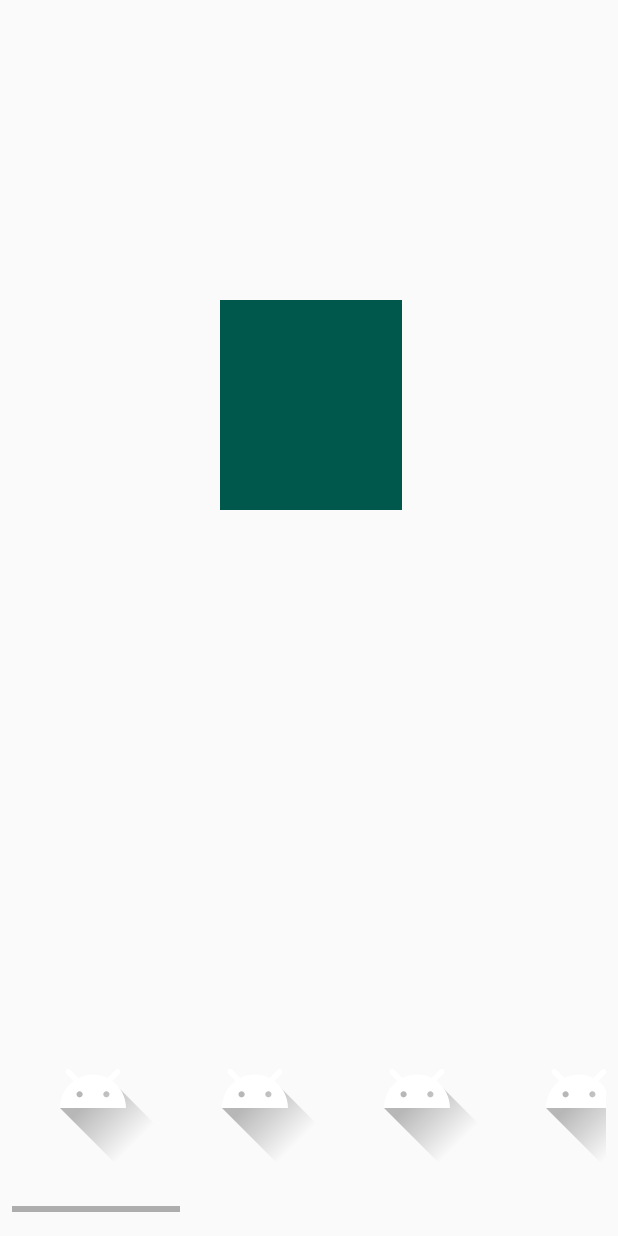
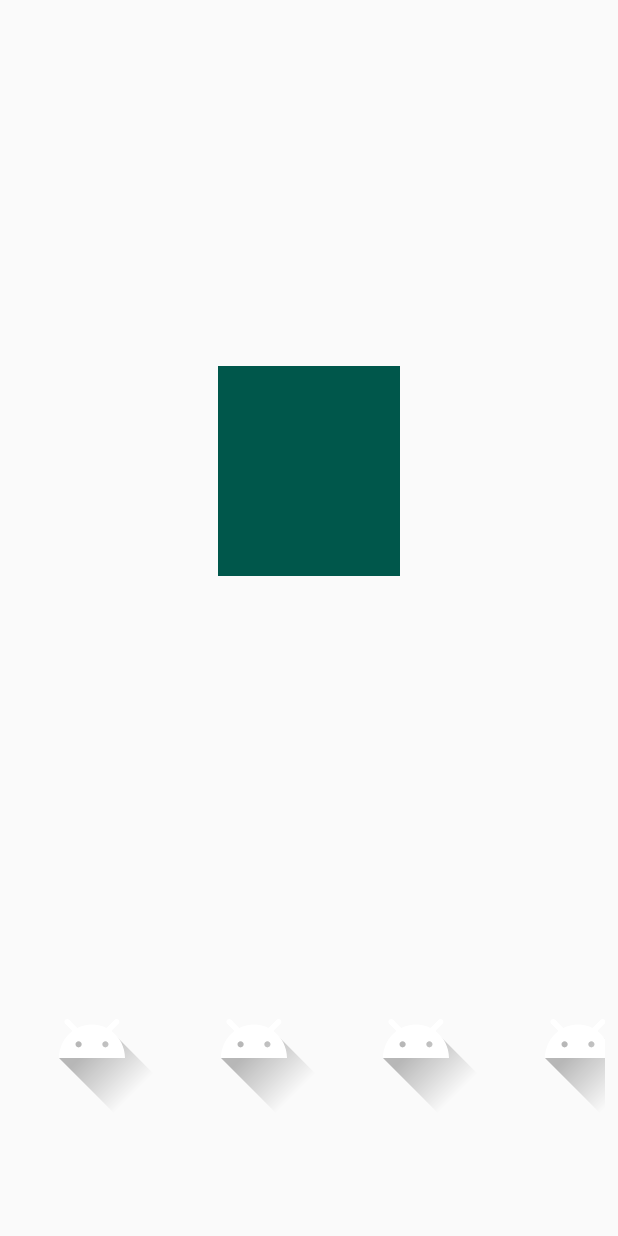
Before and after one commit to thenry3/CreativeLabs-Tongits, an Android app: the Game screen opened directly, with no data from a screen before it, on a phone screen of 412 x 824 dp. Run offline under Robolectric (Android 15) with nearby library versions, the phone set to English and light mode, and no system bars; libraries missing offline, so code that uses them is left out: java.security.acl.

Commit message:
Formatted positions of views, removed scrollbar from player's hand

```diff
--- a/app/src/main/java/com/example/tongits/Game.java
+++ b/app/src/main/java/com/example/tongits/Game.java
@@ -42,6 +42,7 @@ public class Game extends AppCompatActivity {
 
         mainDeckView = findViewById(R.id.cardDeck);
         viewHand = findViewById(R.id.playerHand);
+        viewHand.getLayoutParams().width = 100;
 
         final Deck deckOfCards = new Deck();
 
@@ -64,8 +65,10 @@ public class Game extends AppCompatActivity {
         dealCards(deckOfCards, AI1Hand, 12);
         dealCards(deckOfCards, AI2Hand, 12);
 
+        // update player hand view
         updateHand();
 
+        //button to allow player to draw card from main deck
         mainDeckView.setOnClickListener(new View.OnClickListener() {
                 @Override
                 public void onClick(View v) {
@@ -78,21 +81,7 @@ public class Game extends AppCompatActivity {
                 }
             });
 
-//        updateHand();
-//
-//        while (deckOfCards.getNumberOfCardsInDeck() > 0) { //while there are cards in draw deck
-//            updateHand();
-//            // button listener to take card from main deck
-//            mainDeckView.setOnClickListener(new View.OnClickListener() {
-//                @Override
-//                public void onClick(View v) {
-//                 if (playerDrawTurn && deckOfCards.getNumberOfCardsInDeck() > 0) {
-//                        playerHand.add(deckOfCards.topCard());
-//                        deckOfCards.removeCard();
-//                        playerDrawTurn = false;
-//                    }
-//                }
-//            });
+
 
 //            updateHand();
 //
--- a/app/src/main/res/layout/activity_game.xml
+++ b/app/src/main/res/layout/activity_game.xml
@@ -10,21 +10,27 @@
         android:id="@+id/cardDeck"
         android:layout_width="121dp"
         android:layout_height="140dp"
-        android:layout_marginTop="200dp"
-        android:layout_marginEnd="144dp"
-        android:layout_marginRight="144dp"
+        app:layout_constraintBottom_toBottomOf="parent"
         app:layout_constraintEnd_toEndOf="parent"
+        app:layout_constraintStart_toStartOf="parent"
         app:layout_constraintTop_toTopOf="parent"
+        app:layout_constraintVertical_bias="0.357"
         app:srcCompat="?attr/actionModeSplitBackground" />
 
     <HorizontalScrollView
         android:layout_width="396dp"
         android:layout_height="133dp"
-        android:layout_marginEnd="8dp"
-        android:layout_marginRight="8dp"
-        android:layout_marginBottom="16dp"
+        android:fadeScrollbars="true"
+        android:scrollbarAlwaysDrawHorizontalTrack="false"
+        android:scrollbarAlwaysDrawVerticalTrack="false"
+        android:scrollbars="none"
+        android:splitMotionEvents="false"
         app:layout_constraintBottom_toBottomOf="parent"
-        app:layout_constraintEnd_toEndOf="parent">
+        app:layout_constraintEnd_toEndOf="parent"
+        app:layout_constraintHorizontal_bias="0.466"
+        app:layout_constraintStart_toStartOf="parent"
+        app:layout_constraintTop_toTopOf="parent"
+        app:layout_constraintVertical_bias="0.929">
 
         <LinearLayout
             android:id="@+id/playerHand"
```
